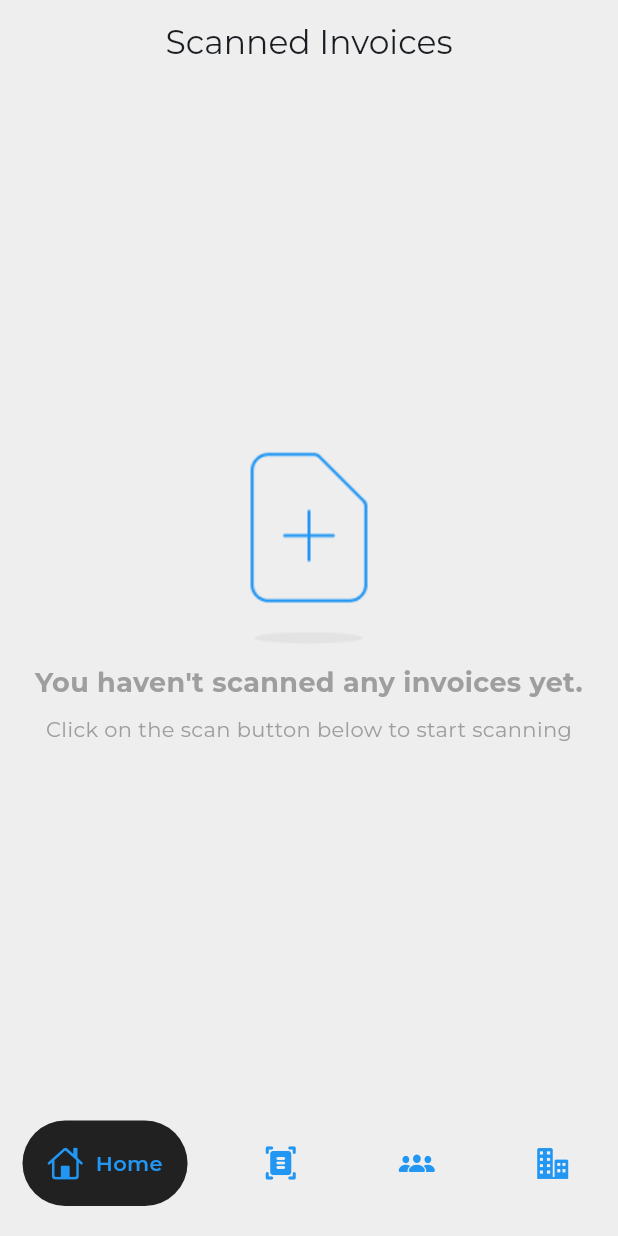
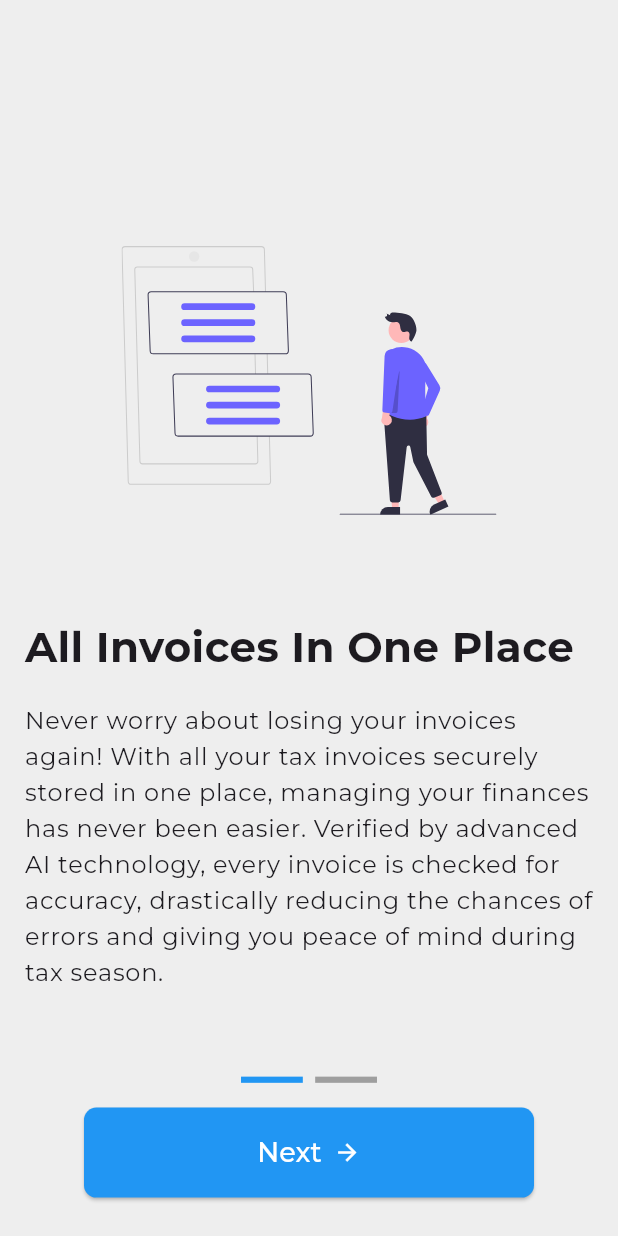
Before and after one commit to anas4519/invoice-genie, a Flutter app: the screen it shows after launch, on a phone screen of 412 x 824 dp. Run offline on Flutter 3.47's test engine with Material 3 defaults, Android fonts, the phone set to English and light mode, and no system bars; drawn by our look-alikes of google_nav_bar; our stand-ins replace file_picker, flutter_svg, font_awesome_flutter, google_fonts, google_generative_ai, lottie and 4 more; missing offline and left inert: cunning_document_scanner, easy_pdf_viewer, google_mlkit_text_recognition, syncfusion_flutter_pdf; accounts and stored records are empty.

Commit message:
app ready

```diff
--- a/lib/main.dart
+++ b/lib/main.dart
@@ -2,15 +2,45 @@ import 'package:flutter/material.dart';
 import 'package:flutter/services.dart';
 import 'package:google_fonts/google_fonts.dart';
 import 'package:invoice_scanner/main_page.dart';
+import 'package:invoice_scanner/screens/onboarding_screen1.dart';
+import 'package:shared_preferences/shared_preferences.dart';
 
 void main() {
   runApp(const MyApp());
 }
 
-class MyApp extends StatelessWidget {
+class MyApp extends StatefulWidget {
   const MyApp({super.key});
 
-  // This widget is the root of your application.
+  @override
+  State<MyApp> createState() => _MyAppState();
+}
+
+class _MyAppState extends State<MyApp> {
+  bool isFirstTime = true;
+
+  @override
+  void initState() {
+    super.initState();
+    _checkIfFirstTime();
+  }
+
+  Future<void> _checkIfFirstTime() async {
+    final prefs = await SharedPreferences.getInstance();
+    bool? firstTime = prefs.getBool('first_time');
+
+    if (firstTime == null || firstTime) {
+      setState(() {
+        isFirstTime = true;
+      });
+      await prefs.setBool('first_time', false);
+    } else {
+      setState(() {
+        isFirstTime = false;
+      });
+    }
+  }
+
   @override
   Widget build(BuildContext context) {
     SystemChrome.setSystemUIOverlayStyle(const SystemUiOverlayStyle(
@@ -48,7 +78,8 @@ class MyApp extends StatelessWidget {
         // )
       ),
       themeMode: ThemeMode.system,
-      home: const MainPage(),
+      // home: const MainPage(),
+      home: isFirstTime ? OnboardingScreen1() : MainPage(),
     );
   }
 }
--- a/lib/screens/home_screen.dart
+++ b/lib/screens/home_screen.dart
@@ -66,6 +66,7 @@ class _HomeScreenState extends State<HomeScreen> {
     return Scaffold(
         appBar: AppBar(
           title: Text('Scanned Invoices'),
+          automaticallyImplyLeading: false,
           centerTitle: true,
         ),
         body: Center(
--- /dev/null
+++ b/lib/screens/onboarding_screen1.dart
@@ -0,0 +1,112 @@
+import 'package:flutter/material.dart';
+import 'package:flutter_svg/svg.dart';
+import 'package:invoice_scanner/screens/onboarding_screen2.dart';
+
+class OnboardingScreen1 extends StatelessWidget {
+  const OnboardingScreen1({super.key});
+
+  @override
+  Widget build(BuildContext context) {
+    final screenWidth = MediaQuery.of(context).size.width;
+    final screenHeight = MediaQuery.of(context).size.height;
+    return Scaffold(
+      body: Column(
+        crossAxisAlignment: CrossAxisAlignment.start,
+        mainAxisAlignment: MainAxisAlignment.center,
+        children: [
+          SizedBox(
+            height: screenHeight * 0.125,
+          ),
+          Column(
+            crossAxisAlignment: CrossAxisAlignment.start,
+            children: [
+              Center(
+                child: SvgPicture.asset(
+                  'assets/images/obs2.svg',
+                  width: 250,
+                  height: 250,
+                  fit: BoxFit.contain,
+                ),
+              ),
+              SizedBox(height: screenHeight * 0.04),
+              Padding(
+                padding: EdgeInsets.only(left: screenWidth * 0.04),
+                child: Text('All Invoices In One Place',
+                    style:
+                        TextStyle(fontWeight: FontWeight.bold, fontSize: 28)),
+              ),
+              SizedBox(height: screenHeight * 0.0),
+              Padding(
+                padding: EdgeInsets.all(screenWidth * 0.04),
+                child: Text(
+                  'Never worry about losing your invoices again! With all your tax invoices securely stored in one place, managing your finances has never been easier. Verified by advanced AI technology, every invoice is checked for accuracy, drastically reducing the chances of errors and giving you peace of mind during tax season.',
+                  style: Theme.of(context).textTheme.bodyLarge,
+                ),
+              ),
+            ],
+          ),
+          SizedBox(
+            height: screenHeight * 0.05,
+          ),
+          Center(
+            child: Row(
+              mainAxisAlignment: MainAxisAlignment.center,
+              children: [
+                Container(
+                  color: Colors.blue,
+                  width: screenWidth * 0.1,
+                  height: screenHeight * 0.005,
+                ),
+                SizedBox(
+                  width: screenWidth * 0.02,
+                ),
+                Container(
+                  color: Colors.grey,
+                  width: screenWidth * 0.1,
+                  height: screenHeight * 0.005,
+                )
+              ],
+            ),
+          ),
+          SizedBox(
+            height: screenHeight * 0.02,
+          ),
+          Center(
+            child: SizedBox(
+              width: 300, // Reduce button width
+              child: ElevatedButton(
+                onPressed: () {
+                  Navigator.push(
+                    context,
+                    MaterialPageRoute(
+                        builder: (context) => OnboardingScreen2()),
+                  );
+                },
+                style: ElevatedButton.styleFrom(
+                  backgroundColor: Colors.blue, // Background blue
+                  minimumSize: Size(200, 60), // Increase height
+                  shape: RoundedRectangleBorder(
+                    borderRadius: BorderRadius.circular(
+                        screenWidth * 0.02), // Rounded corners (optional)
+                  ),
+                ),
+                child: Row(
+                  mainAxisAlignment: MainAxisAlignment.center,
+                  children: [
+                    Text('Next',
+                        style: TextStyle(fontSize: 18, color: Colors.white)),
+                    SizedBox(width: 8), // Space between text and icon
+                    Icon(
+                      Icons.arrow_forward,
+                      color: Colors.white,
+                    ),
+                  ],
+                ),
+              ),
+            ),
+          )
+        ],
+      ),
+    );
+  }
+}
--- a/pubspec.yaml
+++ b/pubspec.yaml
@@ -55,6 +55,8 @@ dependencies:
   open_filex: ^4.6.0
   url_launcher: ^6.3.1
   font_awesome_flutter: ^10.8.0
+  flutter_svg: ^2.0.17
+  shared_preferences: ^2.3.5
 
 
 dev_dependencies:
```
Also changed, not shown: lib/screens/onboarding_screen2.dart (added, +111 -0 lines), assets/images/obs1.png (added), assets/images/obs1.svg (added), assets/images/obs2.svg (added), pubspec.lock, 1 other file.
